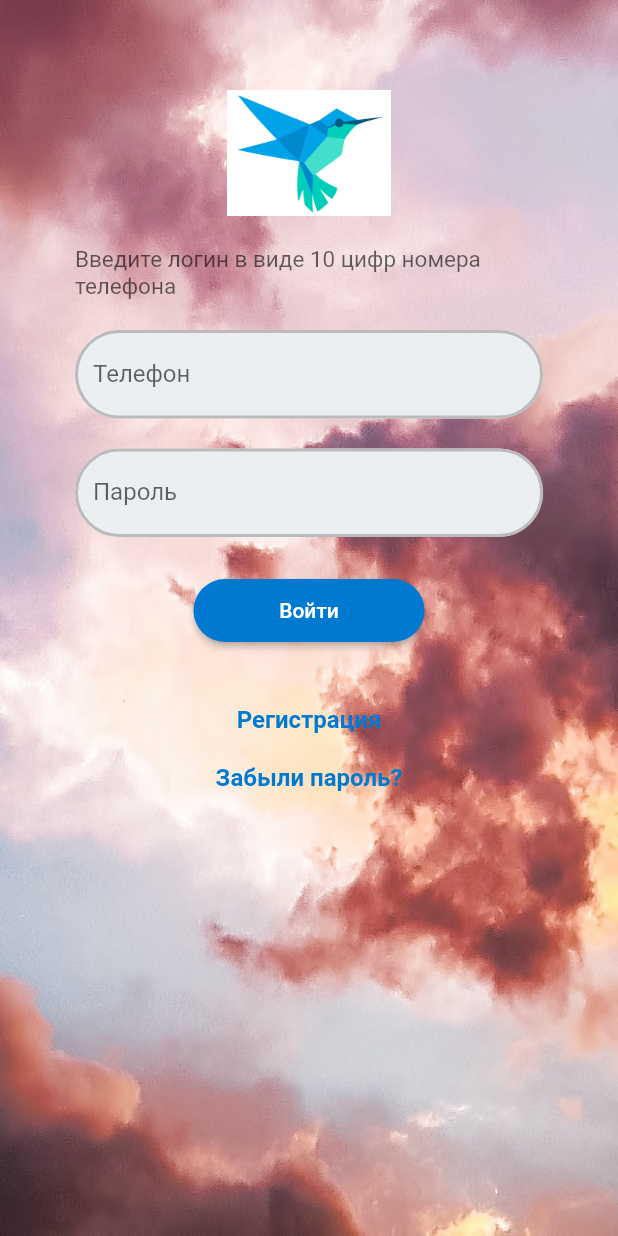
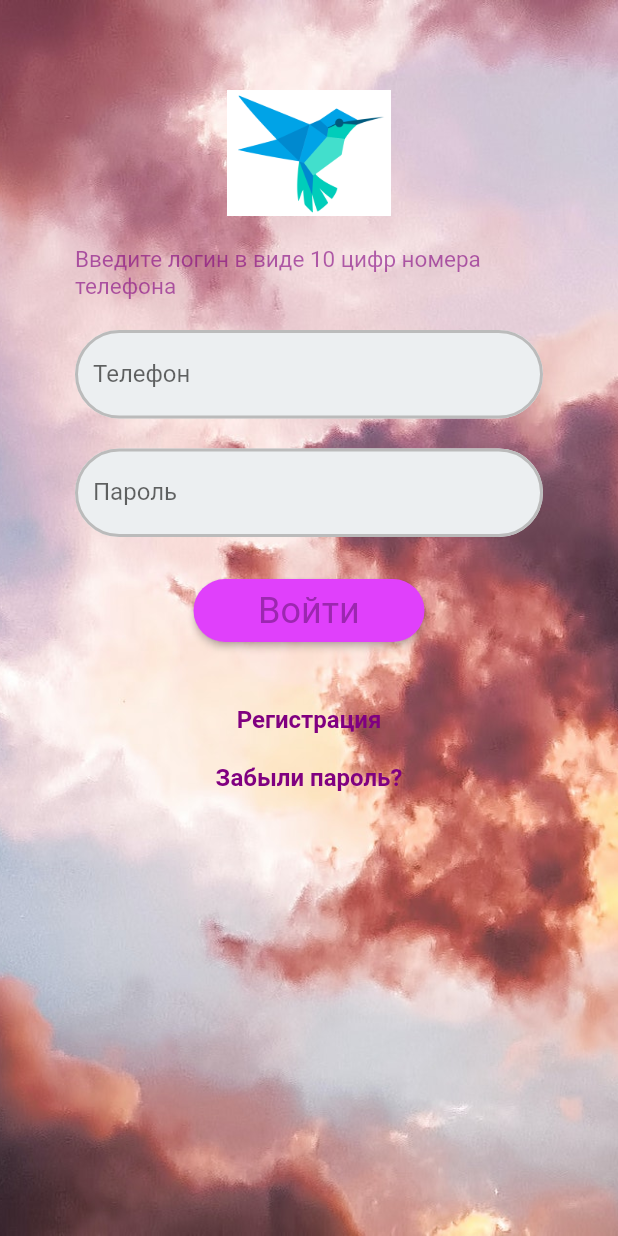
Before and after one commit to MPozh/widgets_demo, a Flutter app: what navDrawer() shows on an empty page, opened directly, after a tap on "Главная", on a phone screen of 412 x 824 dp. Run offline on Flutter 3.47's test engine with Material 2 defaults, Android fonts, the phone set to English and light mode, and no system bars; our stand-ins replace shared_preferences, syncfusion_flutter_sliders; missing offline and left inert: sliding_switch; accounts and stored records are empty; network calls fail; Roboto replaces fonts that are missing (Georgia, Hind).

```diff
--- a/lib/final.dart
+++ b/lib/final.dart
@@ -22,67 +22,12 @@ class _MyAppState extends State<MyApp> {
       initialRoute: '/',
       routes: {
         '/': (context) => const Main(),
-        '/list': (context) => const ListScreen(),
- //       '/radio': (context) => const RadioScreen(),
+        '/list': (context) => const UsersListScreen(),
+        '/second': (context) => const SecondScreen1(),
       },
     );
   }
 }
-
-Widget navDrawer(context) => Drawer(
-  child: ListView(padding: EdgeInsets.zero, children: [
-    DrawerHeader(
-        decoration: const BoxDecoration(color: Colors.blue),
-        child: Container(height: 200,
-          child: Column(
-            mainAxisAlignment: MainAxisAlignment.center,
-            crossAxisAlignment: CrossAxisAlignment.center,
-            children: [
-              Container(
-                height: 100,
-                decoration: const BoxDecoration(
-                    borderRadius: BorderRadius.all(Radius.circular(50.0))
-                ),
-                child: Image.network("https://upload.wikimedia.org/wikipedia/commons/thumb/4/44/Google-flutter-logo.svg/320px-Google-flutter-logo.svg.png",),
-              ),
-              const Text("Попытка")
-            ],
-          ),
-        )
-    ),
-
-    ListTile(
-      leading: const Icon(Icons.one_k),
-      title: const Text("Главная"),
-      onTap: () {
-        //Navigator.pop(context);
-        Navigator.pushNamed(context, '/');
-      },
-    ),
-    ListTile(
-      leading: const Icon(Icons.two_k),
-      title: const Text("Контакты"),
-      onTap: () {
-        //Navigator.pop(context);
-        Navigator.pushNamed(context, '/list');
-      },
-    ),
-    const Divider(),
-    const Padding(
-      padding: EdgeInsets.only(left: 10),
-      child: Text("Профиль"),
-    ),
-    ListTile(
-      leading: const Icon(Icons.three_k),
-      title: const Text("Выбор"),
-      onTap: () {
-        //Navigator.pop(context);
-        Navigator.pushNamed(context, '/radio');
-      },
-    ),
-  ],
-  ),
-);
 
 
 class Main extends StatelessWidget {
@@ -98,10 +43,11 @@ class Main extends StatelessWidget {
     const linkTextStyle = TextStyle(
       fontSize: 16,
       fontWeight: FontWeight.bold,
-      color: Color(0xFF0079D0),
+      color: Color(0xFF800080),
     );
 
     return MaterialApp(
+      theme: globalTheme(),
      home: Scaffold(
             body: Container(
               decoration: const BoxDecoration(
@@ -119,7 +65,7 @@ class Main extends StatelessWidget {
                   const SizedBox(width: 110, height: 84, child: Image(image: AssetImage('assets/logo.png')),),
                   SizedBox(height: 20,),
                   Text('Введите логин в виде 10 цифр номера телефона',
-                    style: TextStyle(fontSize: 15, color: Color.fromRGBO(0, 0, 0, 0.6)),),
+                    style: TextStyle(fontSize: 15, color: Color.fromRGBO(128, 0, 128, 0.6)),),
                   SizedBox(height: 20,),
                   TextField(
                     keyboardType: TextInputType.phone,
@@ -147,9 +93,9 @@ class Main extends StatelessWidget {
                   ElevatedButton(onPressed: () {
                     Navigator.pushNamed(context, '/list');
                   },
-                    child: Text('Войти'),
+                    child: Text('Войти', style: Theme.of(context).textTheme.headline5,),
                     style: ElevatedButton.styleFrom(
-                      primary: Color(0xFF0079D0),
+                      primary: Theme.of(context).colorScheme.secondary,
                       shape: RoundedRectangleBorder(
                         borderRadius: BorderRadius.circular(36.0),
                       ),
```
Also changed, not shown: lib/screen/network_list_screen.dart (+147 -103 lines).
